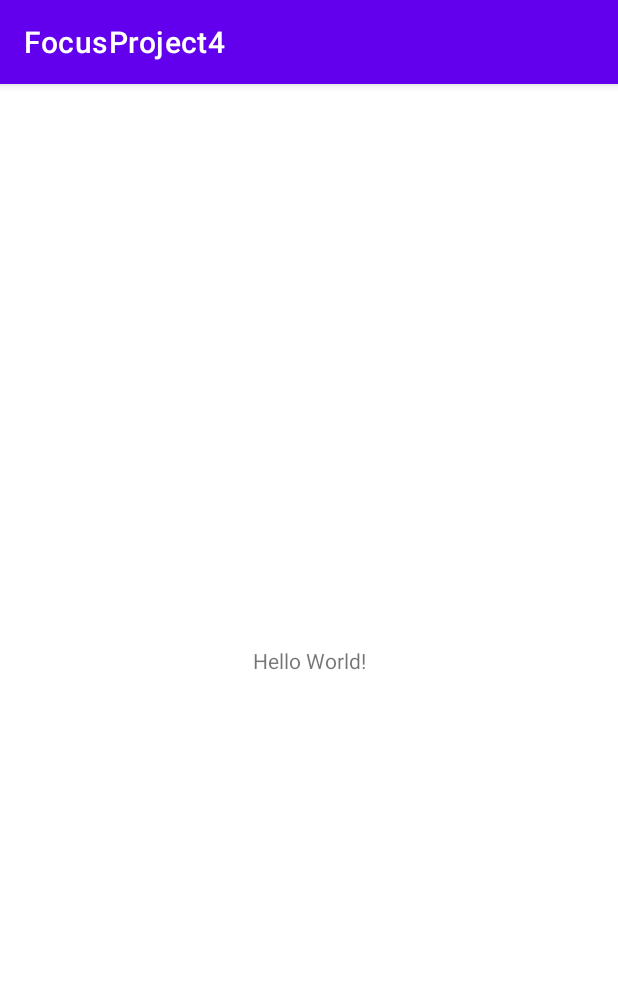
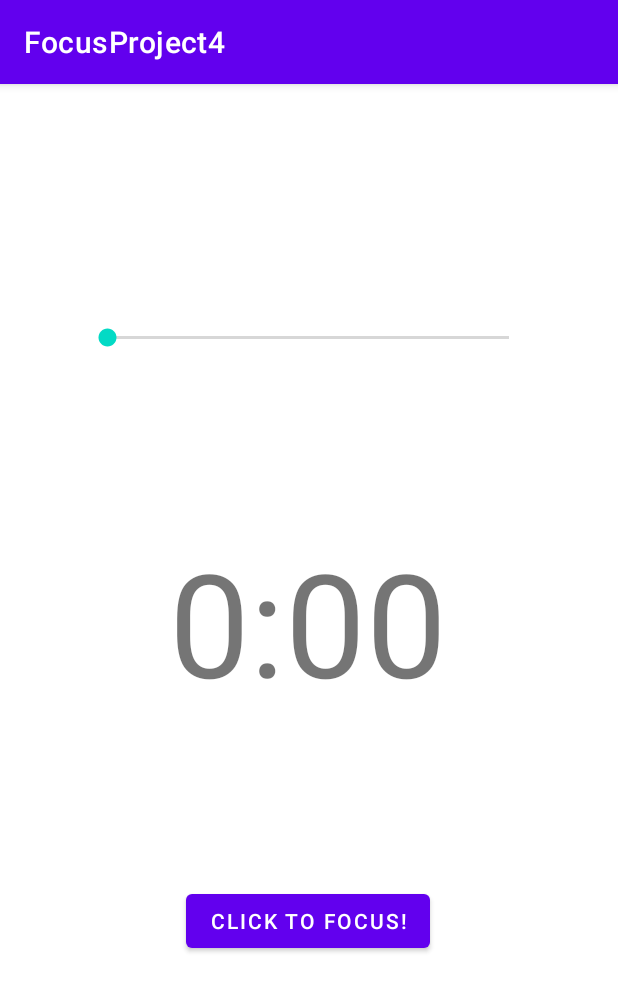
Before and after one commit to joeB0dy/MobileAppsProject4, an Android app: the screen it shows after launch (MainActivity), on a phone screen of 412 x 824 dp. Shown: the top 991 px of the screen. Run offline under Robolectric (Android 15) with nearby library versions, the phone set to English and light mode, and no system bars.

Commit message:
development branch update.

```diff
--- a/app/build.gradle
+++ b/app/build.gradle
@@ -38,6 +38,9 @@ dependencies {
     implementation 'androidx.appcompat:appcompat:1.6.1'
     implementation 'com.google.android.material:material:1.8.0'
     implementation 'androidx.constraintlayout:constraintlayout:2.1.4'
+    implementation 'androidx.legacy:legacy-support-v4:1.0.0'
+    implementation 'androidx.lifecycle:lifecycle-livedata-ktx:2.6.1'
+    implementation 'androidx.lifecycle:lifecycle-viewmodel-ktx:2.6.1'
     testImplementation 'junit:junit:4.13.2'
     androidTestImplementation 'androidx.test.ext:junit:1.1.5'
     androidTestImplementation 'androidx.test.espresso:espresso-core:3.5.1'
--- a/app/src/main/res/layout/activity_main.xml
+++ b/app/src/main/res/layout/activity_main.xml
@@ -6,13 +6,39 @@
     android:layout_height="match_parent"
     tools:context=".MainActivity">
 
+    <SeekBar
+        android:id="@+id/seekBar"
+        android:layout_width="300dp"
+        android:layout_height="wrap_content"
+        app:layout_constraintBottom_toBottomOf="parent"
+        app:layout_constraintEnd_toEndOf="parent"
+        app:layout_constraintHorizontal_bias="0.495"
+        app:layout_constraintStart_toStartOf="parent"
+        app:layout_constraintTop_toTopOf="parent"
+        app:layout_constraintVertical_bias="0.213" />
+
     <TextView
+        android:id="@+id/textView"
         android:layout_width="wrap_content"
         android:layout_height="wrap_content"
-        android:text="Hello World!"
+        android:layout_marginTop="116dp"
+        android:text="0:00"
+        android:textSize="96sp"
+        app:layout_constraintEnd_toEndOf="parent"
+        app:layout_constraintHorizontal_bias="0.497"
+        app:layout_constraintStart_toStartOf="parent"
+        app:layout_constraintTop_toBottomOf="@+id/seekBar" />
+
+    <Button
+        android:id="@+id/button"
+        android:layout_width="wrap_content"
+        android:layout_height="wrap_content"
+        android:layout_marginBottom="76dp"
+        android:text="Click to Focus!"
         app:layout_constraintBottom_toBottomOf="parent"
         app:layout_constraintEnd_toEndOf="parent"
+        app:layout_constraintHorizontal_bias="0.497"
         app:layout_constraintStart_toStartOf="parent"
-        app:layout_constraintTop_toTopOf="parent" />
-
+        app:layout_constraintTop_toBottomOf="@+id/textView"
+        app:layout_constraintVertical_bias="0.502" />
 </androidx.constraintlayout.widget.ConstraintLayout>
```
Also changed, not shown: app/src/main/java/com/example/focusproject4/MenuFragment.kt (added, +31 -0 lines), app/src/main/java/com/example/focusproject4/MenuViewModel.kt (added, +7 -0 lines), app/src/main/res/layout/fragment_menu.xml (added, +13 -0 lines).
